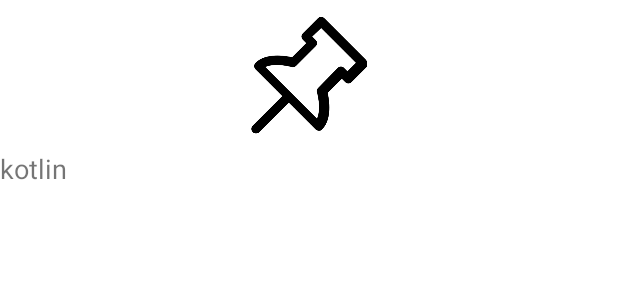
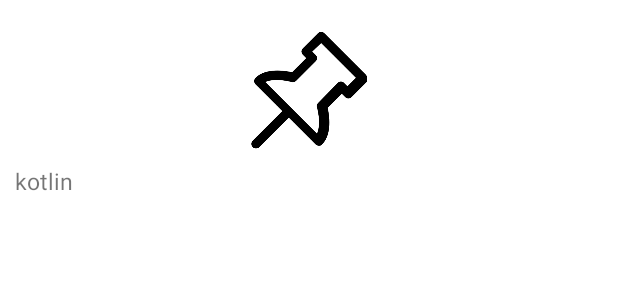
Before and after one commit to PratyushSingh07/IssueHive, an Android app: the layout item_pinned_repo.xml on its own in the app's theme, with its tools: preview values and no code run, on a phone screen of 412 x 824 dp. Shown: the top 300 px of the screen. Run offline under Robolectric (Android 15) with nearby library versions, the phone set to English and light mode, and no system bars.

Commit message:
app: pinned repo recycler view

```diff
--- a/app/src/main/java/com/example/findissues/ui/adapters/PinnedRepoAdapter.kt
+++ b/app/src/main/java/com/example/findissues/ui/adapters/PinnedRepoAdapter.kt
@@ -1,7 +1,9 @@
 package com.example.findissues.ui.adapters
 
 import android.content.Context
+import android.content.Intent
 import android.media.Image
+import android.net.Uri
 import android.view.LayoutInflater
 import android.view.View
 import android.view.ViewGroup
@@ -44,6 +46,10 @@ class PinnedRepoAdapter(
         holder.language.text = pinnedRepo.language
         val glideLoader = GlideLoader(context)
         glideLoader.loadImage(pinnedRepo.image, holder.image)
+        holder.image.setOnClickListener {
+            val browserIntent: Intent = Intent(Intent.ACTION_VIEW, Uri.parse(pinnedRepo.link))
+            context.startActivity(browserIntent)
+        }
     }
 
     override fun getItemCount(): Int {
--- a/app/src/main/res/layout/item_pinned_repo.xml
+++ b/app/src/main/res/layout/item_pinned_repo.xml
@@ -1,21 +1,24 @@
 <?xml version="1.0" encoding="utf-8"?>
 <RelativeLayout xmlns:android="http://schemas.android.com/apk/res/android"
-    android:layout_width="match_parent"
-    android:layout_height="wrap_content">
+    android:layout_width="wrap_content"
+    android:layout_height="wrap_content"
+    android:layout_margin="10dp"
+    >
 
     <ImageView
         android:id="@+id/iv_pinned_repo"
-        android:layout_width="match_parent"
+        android:layout_width="wrap_content"
         android:layout_height="100dp"
         android:layout_alignParentTop="true"
         android:layout_marginTop="0dp"
         android:src="@drawable/pinned" />
     <TextView
         android:id="@+id/tv_pinned_repo"
-        android:layout_width="match_parent"
+        android:layout_width="wrap_content"
         android:layout_height="wrap_content"
         android:text="kotlin"
-        android:textSize="18sp"
+        android:textAlignment="viewStart"
+        android:textSize="15sp"
         android:layout_below="@+id/iv_pinned_repo"/>
 
 </RelativeLayout>
```
